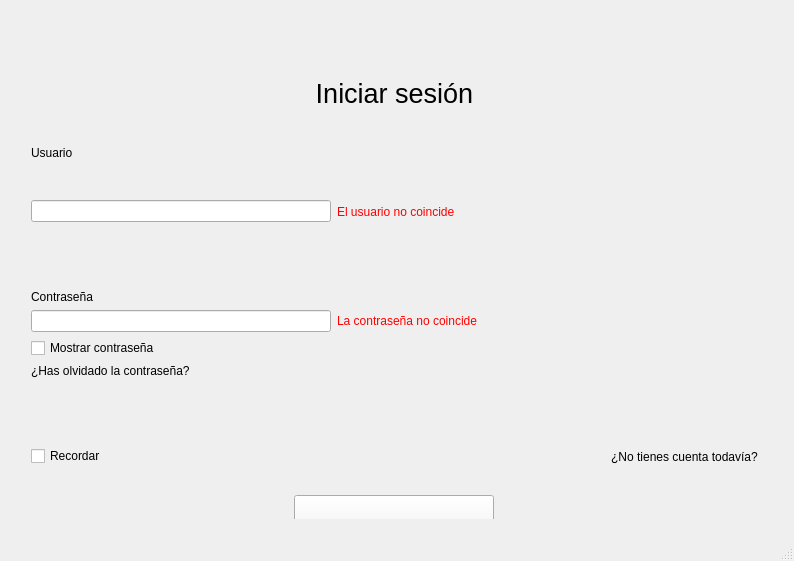
This is mapa/login_register.ui in jorgecanut/mapaIHM as Qt 5 draws it before an edit. The edited form follows.
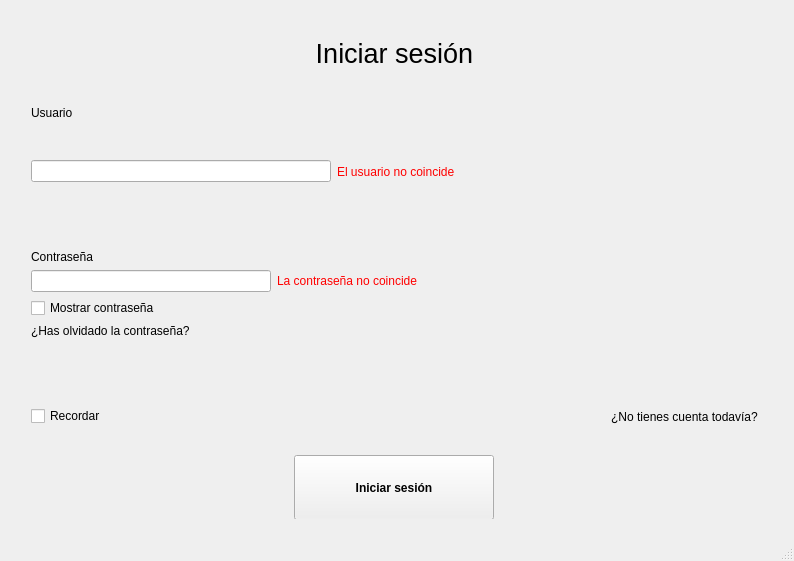
This is the edited form. Custom widgets are drawn as their Qt base class.

Commit message: corregido errores del login_register

Patch:
```diff
--- a/mapa/login_register.ui
+++ b/mapa/login_register.ui
@@ -52,7 +52,7 @@
         <property name="geometry">
          <rect>
           <x>10</x>
-          <y>30</y>
+          <y>-10</y>
           <width>751</width>
           <height>511</height>
          </rect>
@@ -145,6 +145,19 @@
              </property>
             </widget>
            </item>
+           <item>
+            <spacer name="horizontalSpacer_8">
+             <property name="orientation">
+              <enum>Qt::Orientation::Horizontal</enum>
+             </property>
+             <property name="sizeHint" stdset="0">
+              <size>
+               <width>40</width>
+               <height>20</height>
+              </size>
+             </property>
+            </spacer>
+           </item>
           </layout>
          </item>
          <item>
@@ -212,6 +225,19 @@
                </property>
               </widget>
              </item>
+             <item>
+              <spacer name="horizontalSpacer_7">
+               <property name="orientation">
+                <enum>Qt::Orientation::Horizontal</enum>
+               </property>
+               <property name="sizeHint" stdset="0">
+                <size>
+                 <width>40</width>
+                 <height>20</height>
+                </size>
+               </property>
+              </spacer>
+             </item>
             </layout>
            </item>
            <item>
```
Left out of the diff: 2 changed lines with no effect on the pictures. The commit also changes 1 other file.
